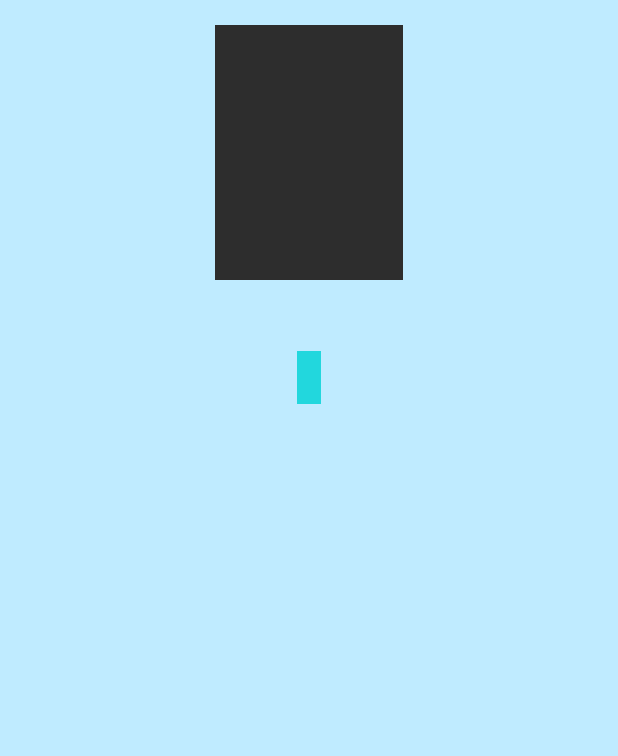
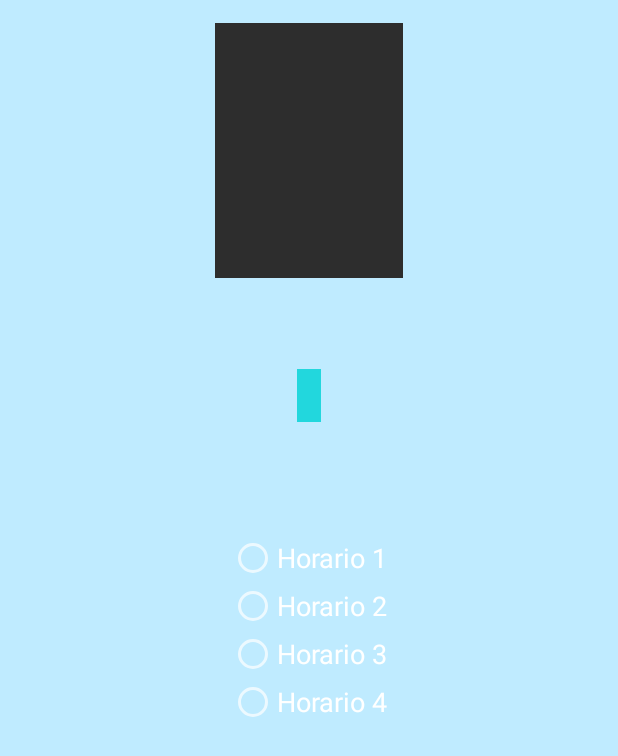
Before and after one commit to DAANVALE/MyGlobal, an Android app: the Video_Activity screen opened directly, with no data from a screen before it, on a phone screen of 412 x 824 dp. Shown: the top 756 px of the screen. Run offline under Robolectric (Android 15) with nearby library versions, the phone set to English and light mode, and no system bars; 4 statements that could not run were skipped.

Commit message:
v0.1.2 // Add a radiogroup with bottons showed by a toast

```diff
--- a/app/src/main/java/com/example/myglobal/LoadActivity.java
+++ b/app/src/main/java/com/example/myglobal/LoadActivity.java
@@ -19,6 +19,7 @@ public class LoadActivity extends AppCompatActivity {
             public void run() {
                 Intent intent = new Intent(LoadActivity.this, MainActivity.class);
                 startActivity(intent);
+                finish();
             }
         },SPLASH_TIME_OUT);
     }
--- a/app/src/main/java/com/example/myglobal/Video.java
+++ b/app/src/main/java/com/example/myglobal/Video.java
@@ -4,6 +4,7 @@ import androidx.recyclerview.widget.RecyclerView;
 
 public class Video {
 
+    private int Id;
     private String Title;
     private String Category;
     private String Description;
@@ -18,6 +19,8 @@ public class Video {
         Description = description;
         Thumbnail = thumbnail;
     }
+
+    public int getId(){ return Id; }
 
     public String getTitle() {
         return Title;
@@ -35,6 +38,8 @@ public class Video {
         return Thumbnail;
     }
 
+    public void setId(int id){ Id = id; }
+
     public void setTitle(String title) {
         Title = title;
     }
--- a/app/src/main/java/com/example/myglobal/Video_Activity.java
+++ b/app/src/main/java/com/example/myglobal/Video_Activity.java
@@ -4,12 +4,17 @@ import androidx.appcompat.app.AppCompatActivity;
 
 import android.content.Intent;
 import android.os.Bundle;
+import android.view.Gravity;
 import android.widget.ImageView;
+import android.widget.RadioButton;
+import android.widget.RadioGroup;
 import android.widget.TextView;
+import android.widget.Toast;
 
 public class Video_Activity extends AppCompatActivity {
 
     private TextView tvtitle, tvdescription, tvcategory;
+    private RadioGroup radioGroup;
     private ImageView img;
 
     @Override
@@ -22,20 +27,38 @@ public class Video_Activity extends AppCompatActivity {
         tvcategory = (TextView) findViewById(R.id.txtcategory);
         img = (ImageView) findViewById(R.id.videothumbnail);
 
+        radioGroup = findViewById(R.id.radioGroup);
+
+        for (int i = 1; i <= 4; i++) {
+            RadioButton radioButton = new RadioButton(this);
+            radioButton.setId(i);
+            radioButton.setText("Horario " + i);
+            radioButton.setGravity(Gravity.CENTER);
+            radioButton.setTextSize(18);
+
+            radioGroup.addView(radioButton);
+        }
+
+        radioGroup.setOnCheckedChangeListener(new RadioGroup.OnCheckedChangeListener() {
+            @Override
+            public void onCheckedChanged(RadioGroup group, int checkedId) {
+                RadioButton selectedRadioButton = findViewById(checkedId);
+                String selectedText = selectedRadioButton.getText().toString();
+                Toast.makeText(Video_Activity.this, "Seleccionado: " + selectedText, Toast.LENGTH_SHORT).show();
+            }
+        });
+
+
         //recibir data
-
         Intent intent = getIntent();
         String Title = intent.getExtras().getString("Title");
         String Description = intent.getExtras().getString("Description");
         String Category = intent.getExtras().getString("Category");
         int Imagen = intent.getExtras().getInt("Thumbnail");
 
-        //recibir valores
-
         tvtitle.setText(Title);
         tvdescription.setText(Description);
         tvcategory.setText(Category);
         img.setImageResource(Imagen);
-
     }
 }
--- a/app/src/main/res/layout/activity_video.xml
+++ b/app/src/main/res/layout/activity_video.xml
@@ -13,7 +13,7 @@
         android:layout_width="match_parent"
         android:layout_height="match_parent"
         android:layout_marginTop="10dp"
-        android:padding="10px"
+        android:padding="5dp"
         >
         <LinearLayout
             android:layout_width="match_parent"
@@ -32,7 +32,7 @@
                 android:layout_height="wrap_content"
                 android:text="Txt title"
                 android:layout_marginTop="10dp"
-                android:textSize="20dp"
+                android:textSize="30sp"
                 android:textStyle="bold"/>
             <TextView
                 android:id="@+id/txtcategory"
@@ -50,7 +50,15 @@
                 android:layout_marginTop="10dp"
                 android:gravity="center"
                 android:layout_gravity="center"
-                android:textSize="20dp"/>
+                android:textSize="25sp"/>
+            <RadioGroup
+                android:id="@+id/radioGroup"
+                android:layout_marginTop="30dp"
+                android:layout_width="match_parent"
+                android:layout_height="wrap_content"
+                android:orientation="vertical"
+                android:gravity="center_horizontal"
+                />
         </LinearLayout>
     </ScrollView>
 </LinearLayout>
```
Also changed, not shown: app/src/main/java/com/example/myglobal/MainActivity.java (+21 -13 lines).
